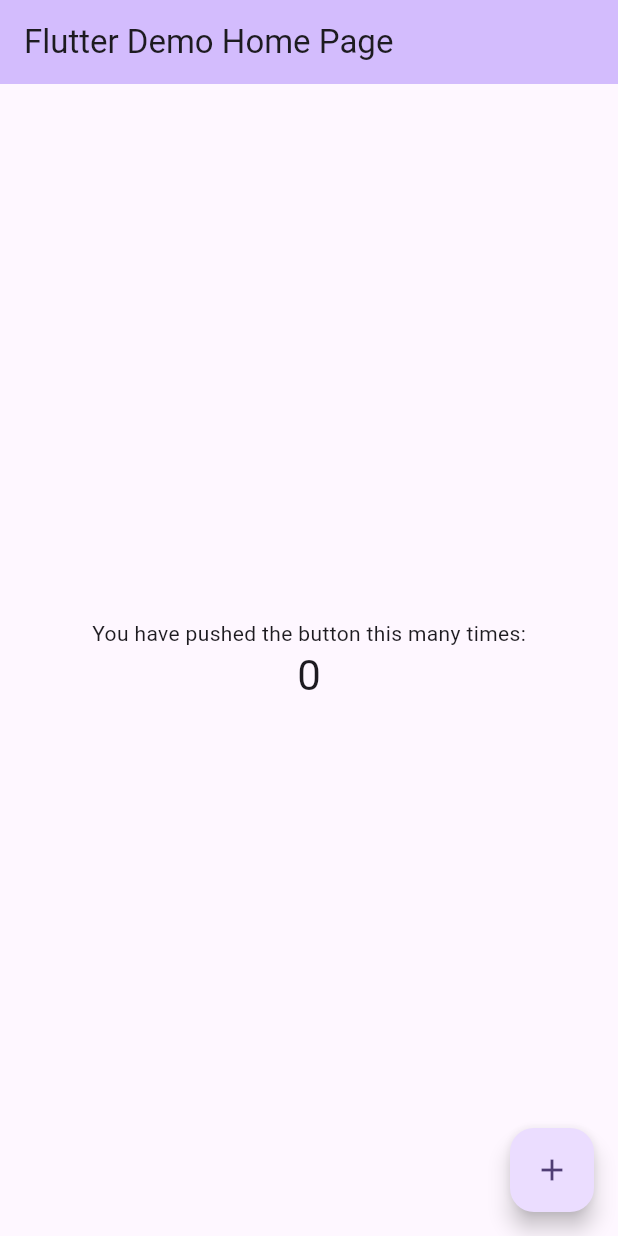
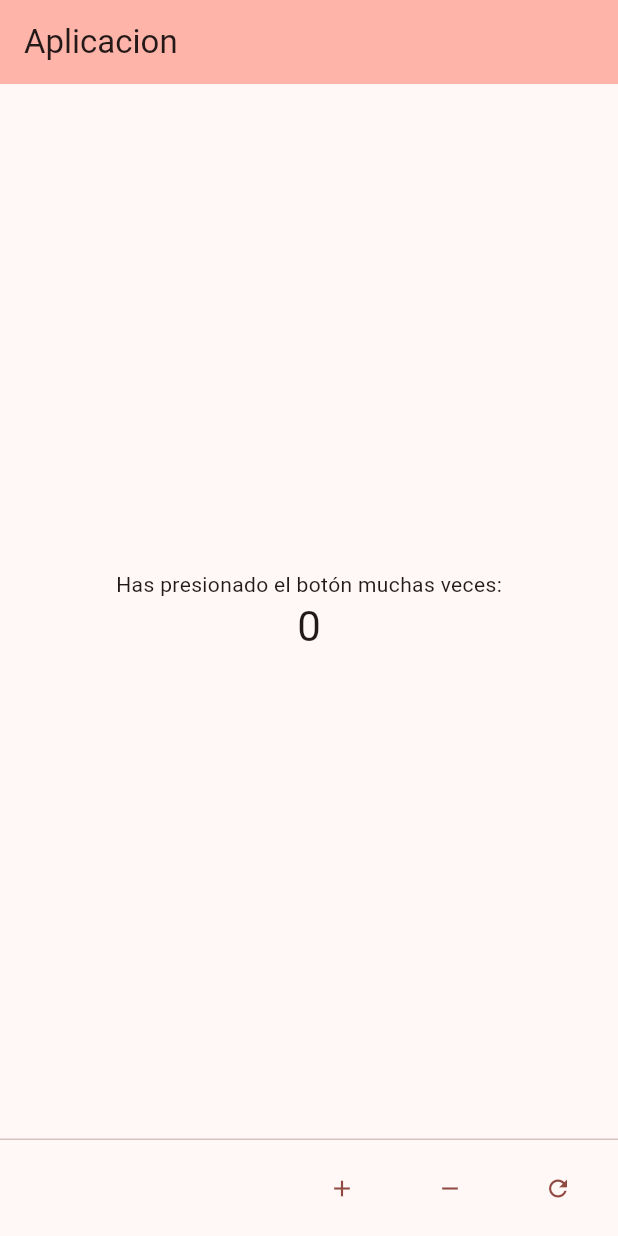
Before and after one commit to Pasita24/3479A321_2022479621, a Flutter app: the screen it shows after launch, on a phone screen of 412 x 824 dp. Run offline on Flutter 3.47's test engine with Material 3 defaults, Android fonts, the phone set to English and light mode, and no system bars.

Commit message:
segundo commit

```diff
--- a/lib/main.dart
+++ b/lib/main.dart
@@ -28,9 +28,9 @@
         //
         // This works for code too, not just values: Most code changes can be
         // tested with just a hot reload.
-        colorScheme: ColorScheme.fromSeed(seedColor: Colors.deepPurple),
+        colorScheme: ColorScheme.fromSeed(seedColor: Colors.red),
       ),
-      home: const MyHomePage(title: 'Flutter Demo Home Page'),
+      home: const MyHomePage(title: 'Aplicacion'),
     );
   }
 }
@@ -66,6 +66,22 @@
       _counter++;
     });
   }
+  void _decreaseCounter() {
+    setState(() {
+      // This call to setState tells the Flutter framework that something has
+      // changed in this State, which causes it to rerun the build method below
+      // so that the display can reflect the updated values. If we changed
+      // _counter without calling setState(), then the build method would not be
+      // called again, and so nothing would appear to happen.
+      _counter--;
+    });
+  }
+  void _resetCounter() {
+  setState(() {
+    _counter = 0;
+  });
+}
+
 
   @override
   Widget build(BuildContext context) {
@@ -85,6 +101,7 @@
         // the App.build method, and use it to set our appbar title.
         title: Text(widget.title),
       ),
+      persistentFooterButtons: newMethod,
       body: Center(
         // Center is a layout widget. It takes a single child and positions it
         // in the middle of the parent.
@@ -104,7 +121,7 @@
           // wireframe for each widget.
           mainAxisAlignment: MainAxisAlignment.center,
           children: <Widget>[
-            const Text('You have pushed the button this many times:'),
+            const Text('Has presionado el botón muchas veces:'),
             Text(
               '$_counter',
               style: Theme.of(context).textTheme.headlineMedium,
@@ -112,11 +129,17 @@
           ],
         ),
       ),
-      floatingActionButton: FloatingActionButton(
-        onPressed: _incrementCounter,
-        tooltip: 'Increment',
-        child: const Icon(Icons.add),
-      ), // This trailing comma makes auto-formatting nicer for build methods.
+
+
+
     );
   }
+
+  List<Widget> get newMethod {
+    return [
+      TextButton(onPressed: _incrementCounter, child: Icon(Icons.add)),
+      TextButton(onPressed: _decreaseCounter, child: Icon(Icons.remove)),
+      TextButton(onPressed: _resetCounter, child: Icon(Icons.refresh)),
+    ];
+  }
 }
```
